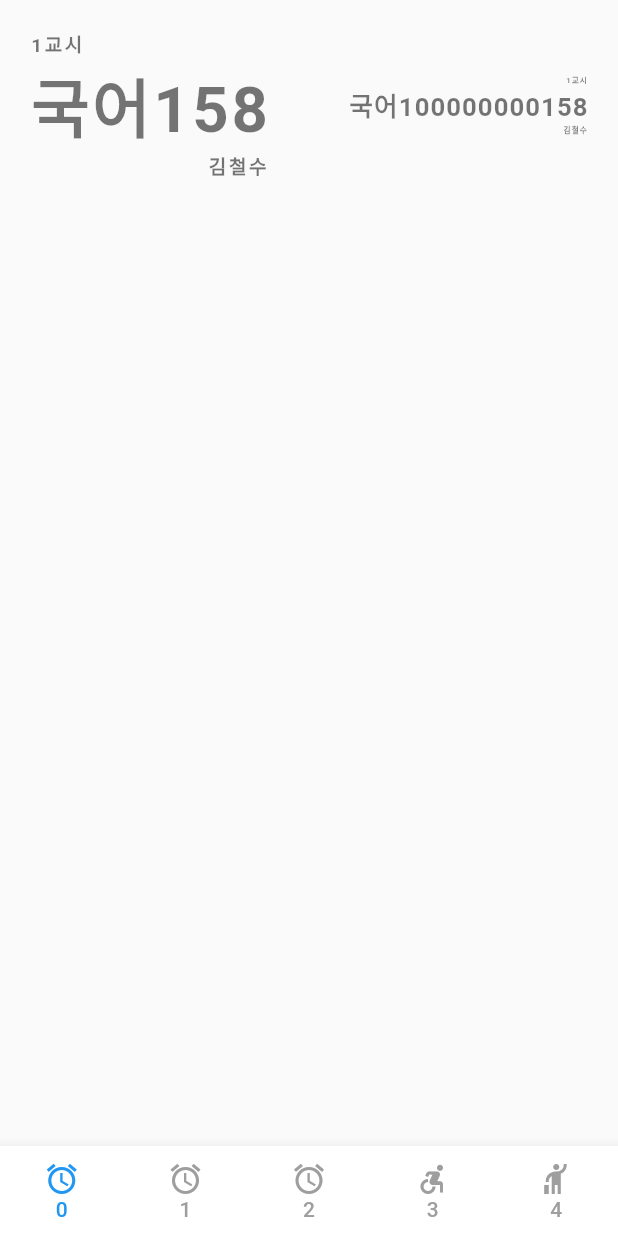
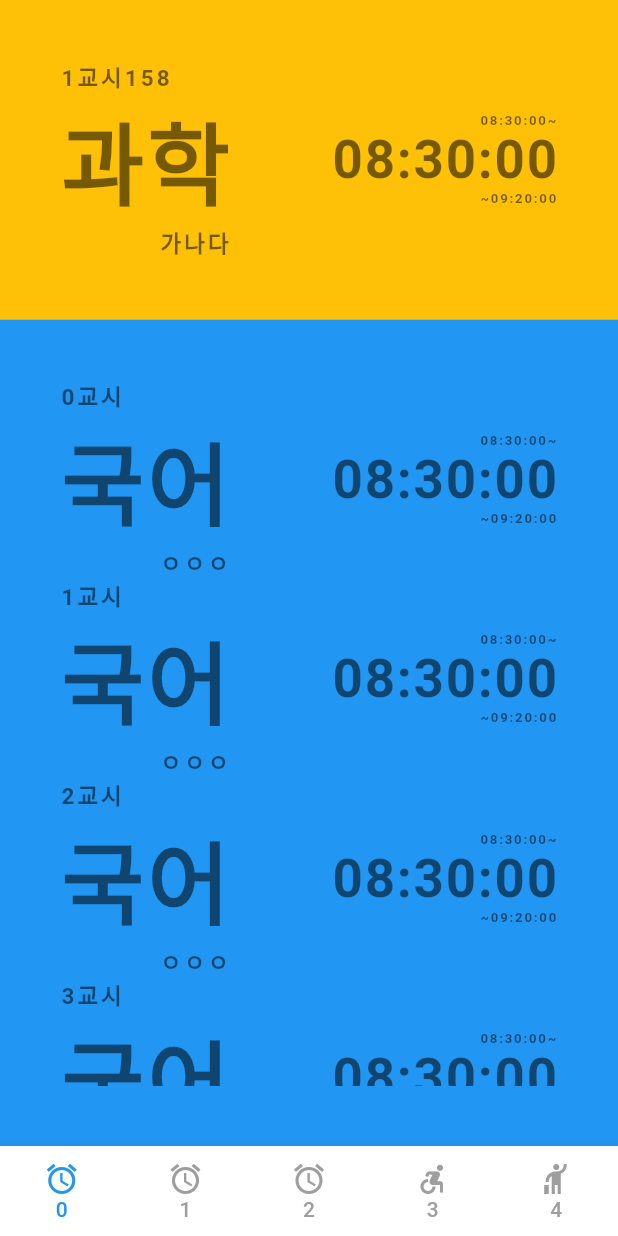
Before and after one commit to rooky0509/ontime, a Flutter app: the screen it shows after launch, on a phone screen of 412 x 824 dp. Run offline on Flutter 3.47's test engine with Material 2 defaults, Android fonts, the phone set to English and light mode, and no system bars; our stand-ins replace shared_preferences.

Commit message:
TableTime : 디자인수정 => save버그남

```diff
--- a/lib/SaveData.dart
+++ b/lib/SaveData.dart
@@ -5,14 +5,24 @@ import 'package:shared_preferences/shared_preferences.dart';
 
 class SaveData {
   SaveData();
-  void save(String key, String value) async {
+  void setString(String key, String value) async {
     SharedPreferences prefs = await SharedPreferences.getInstance();
     //counter = prefs.getInt(key) ?? 0;
     prefs.setString(key, value);
   }
-  Future<String> get(String key) async {
+  Future<String> getString(String key) async {
     SharedPreferences prefs = await SharedPreferences.getInstance();
     String result = prefs.getString(key) ?? "";
+    return result;
+  }
+  void setStringList(String key, List<String> value) async {
+    SharedPreferences prefs = await SharedPreferences.getInstance();
+    //counter = prefs.getInt(key) ?? 0;
+    prefs.setStringList(key, value);
+  }
+  Future<List<String>> getStringList(String key) async {
+    SharedPreferences prefs = await SharedPreferences.getInstance();
+    List<String> result = prefs.getStringList(key) ?? [];
     return result;
   }
 }
--- a/lib/TimeTable.dart
+++ b/lib/TimeTable.dart
@@ -1,5 +1,8 @@
 import 'package:flutter/material.dart';
+import 'package:shared_preferences/shared_preferences.dart';
 import 'dart:async';
+
+import 'SaveData.dart';
 
 class TimeTable extends StatefulWidget{
   @override
@@ -8,49 +11,63 @@ class TimeTable extends StatefulWidget{
 //{"tag":"1교시","start":[08,40,00],"end":[09,30,00],"name":"국어","teacher":"ㅐㅐㅐ"},
 class _TimeTableState extends State<TimeTable> {
 
+  //#region value
+  SaveData saveData = SaveData();
+  Map<int,List<Cell>> data = {0:[],1:[],2:[],3:[],4:[],5:[],6:[],};
+  /*
+  {
+    0:[Cell(),Cell()],
+    1:[Cell(),Cell()],
+  }
+  */
+  int weekActiveIndex = 0;
+  load(int index) async{
+    data[index] = (await saveData.getStringList("cellList_$index")).map((e) => Cell().fromString(e)).toList();
+  }
+  save(int index) async{
+    saveData.setStringList("cellList_$index", data[index]!.map((e) => e.toString()).toList());
+  }
+  //#endregion
+
   //#region Timer Definition
   Timer? _timer; // 타이머
   bool timerIsPlaying = false; // 시작/정지 상태값
-  int timerTest = 100000000000;
+  int timerTest = 0;
 
   @override
-  void dispose() {
+  dispose() {
     _timer?.cancel();
     super.dispose();
   }
-  void _start() {//타이머 시작
+  start() {//타이머 시작
     _timer = Timer.periodic(Duration(milliseconds: 50), (timer) {
       setState(() {
-        timerTest++;                             //999999999999
-        if (timerTest >= 999999999999) timerTest = 100000000000;
+        timerTest++;
+        if (timerTest%20 == 0){
+          data[0]!.add(Cell());
+          print("${(data[0]??[]).length} =>> saved");
+          save(0);
+        }
       });
     });
   }
   //#endregion
 
-  //#region Widget Build
-  @override
-  Widget build(BuildContext context) {
-    if(!timerIsPlaying) {
-      timerIsPlaying = true;
-      _start();
-    }
-    //https://www.youtube.com/watch?v=T4Uehk3_wlY
-    return Container(
-      padding: EdgeInsets.all(20),
-      child: Row(
+  //#region Top widget
+  Widget topActive(Cell cell){
+    return Row(
         children: [
           Expanded(
-            flex: 3,
+            flex: 5,
             child: FittedBox(
-            fit:BoxFit.scaleDown,
-            child:
-              IntrinsicWidth(
+              alignment: Alignment.centerLeft,
+              fit:BoxFit.scaleDown,
+              child: IntrinsicWidth(
                 child: Column(
                   crossAxisAlignment: CrossAxisAlignment.stretch,
                   children: <Widget>[
                     Text(
-                      "1교시",
+                      cell.label,
                       textAlign: TextAlign.left,
                       style: TextStyle(
                         fontSize: 15,
@@ -60,17 +77,17 @@ class _TimeTableState extends State<TimeTable> {
                       ),
                     ),
                     Text(
-                      "국어${timerTest%1000000000}",
+                      cell.subject,
                       textAlign: TextAlign.center,
                       style: TextStyle(
-                        fontSize: 50,
+                        fontSize: 60,
                         color: Colors.black54,
                         fontWeight: FontWeight.bold,
                         letterSpacing: 2.0
                       ),
                     ),
                     Text(
-                      "김철수",
+                      cell.teacher,
                       textAlign: TextAlign.right,
                       style: TextStyle(
                         fontSize: 15,
@@ -86,16 +103,16 @@ class _TimeTableState extends State<TimeTable> {
           ),
           Spacer(flex: 1,),
           Expanded(
-            flex: 3,
+            flex: 5,
             child: FittedBox(
-            fit:BoxFit.scaleDown,
-            child:
-              IntrinsicWidth(
+              alignment: Alignment.centerRight,
+              fit:BoxFit.scaleDown,
+              child: IntrinsicWidth(
                 child: Column(
                   crossAxisAlignment: CrossAxisAlignment.stretch,
                   children: <Widget>[
                     Text(
-                      "1교시",
+                      cell.start.map((e) => "$e".padLeft(2,"0")).join(":")+"~",
                       textAlign: TextAlign.right,
                       style: TextStyle(
                         fontSize: 15,
@@ -105,17 +122,17 @@ class _TimeTableState extends State<TimeTable> {
                       ),
                     ),
                     Text(
-                      "국어${timerTest}",
+                      cell.start.map((e) => "$e".padLeft(2,"0")).join(":"),
                       textAlign: TextAlign.center,
                       style: TextStyle(
-                        fontSize: 50,
+                        fontSize: 60,
                         color: Colors.black54,
                         fontWeight: FontWeight.bold,
                         letterSpacing: 2.0
                       ),
                     ),
                     Text(
-                      "김철수",
+                      "~"+cell.end.map((e) => "$e".padLeft(2,"0")).join(":"),
                       textAlign: TextAlign.right,
                       style: TextStyle(
                         fontSize: 15,
@@ -129,9 +146,40 @@ class _TimeTableState extends State<TimeTable> {
               )
             )
           ),
+        ],
+      );
+  }
+  //#endregion
 
-          ],
-      ),
+  //#region Widget Build
+  @override
+  Widget build(BuildContext context) {
+    if(!timerIsPlaying) {
+      load(0);
+      timerIsPlaying = true;
+      start();
+    }
+    //https://www.youtube.com/watch?v=T4Uehk3_wlY
+    return Column(
+      //mainAxisSize: MainAxisSize.min,
+      children: <Widget>[
+        Container(
+          color: Colors.amber,
+          padding: EdgeInsets.all(40),
+          child: topActive(Cell(label: "1교시$timerTest",subject: "과학",teacher: "가나다",start: [08,30,00], end: [09,20,00]))
+        ),
+        Expanded(
+          child : Container(
+            color: Colors.blue,
+            padding: EdgeInsets.all(40),
+            child: ListView.builder(
+              shrinkWrap: true,
+              itemCount:  data[0]!.length,
+              itemBuilder: (context, index) => topActive(Cell(label: "$index교시")),
+            ),
+          )
+        )
+      ],
     );
   }
   //#endregion
```
